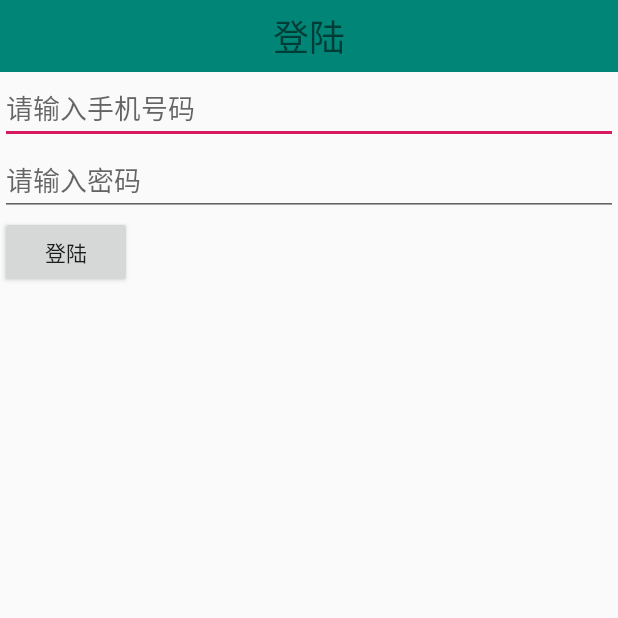
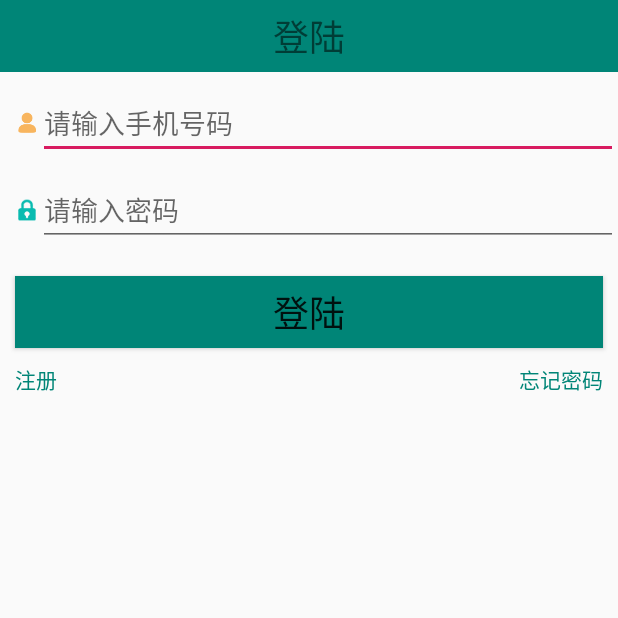
Before and after one commit to eeroom/zl.zhonglijia, an Android app: the screen it shows after launch (LoginActivity), on a phone screen of 412 x 824 dp, the top half of it. Run offline under Robolectric (Android 15) with nearby library versions, the phone set to English and light mode, and no system bars; libraries missing offline, so code that uses them is left out: com.alibaba.fastjson.

```diff
--- a/app/build.gradle
+++ b/app/build.gradle
@@ -32,5 +32,5 @@ dependencies {
     androidTestImplementation 'com.android.support.test:runner:1.0.2'
     androidTestImplementation 'com.android.support.test.espresso:espresso-core:3.0.2'
     implementation files('libs/ksoap2-android-assembly-3.2.0-jar-with-dependencies.jar')
-    implementation 'com.alibaba:fastjson:1.1.70.android'
+    implementation 'com.alibaba:fastjson:1.2.56'
 }
--- a/app/src/main/java/com/azeroth/bwl/HttpContent.java
+++ /dev/null
@@ -1,5 +0,0 @@
-package com.azeroth.bwl;
-
-public abstract class HttpContent {
-
-}
--- a/app/src/main/java/com/azeroth/bwl/SpKey.java
+++ /dev/null
@@ -1,5 +0,0 @@
-package com.azeroth.bwl;
-
-public class SpKey {
-    public  static String userInfo="userInfo";
-}
--- a/app/src/main/java/com/azeroth/bwl/SplashActivity.java
+++ b/app/src/main/java/com/azeroth/bwl/SplashActivity.java
@@ -6,6 +6,7 @@ import android.content.Intent;
 import android.content.SharedPreferences;
 import android.support.v7.app.AppCompatActivity;
 import android.os.Bundle;
+import android.view.animation.AlphaAnimation;
 import android.view.animation.Animation;
 import android.view.animation.RotateAnimation;
 import android.view.animation.ScaleAnimation;
@@ -18,11 +19,17 @@ public class SplashActivity extends BwActivity implements Animation.AnimationLis
         super.onCreate(savedInstanceState);
         setContentView(R.layout.activity_splash);
         LinearLayout layout= (LinearLayout)this.findViewById(R.id.layoutSplash);
-        RotateAnimation ra=new RotateAnimation(0f,360f,Animation.RELATIVE_TO_SELF,
-                0.5f,Animation.RELATIVE_TO_SELF,0.5f);
-        ra.setDuration(500);
-        layout.setAnimation(ra);
-        ra.setAnimationListener(this);
+        AlphaAnimation alAnimation=new AlphaAnimation(0,255);
+        alAnimation.setDuration(500);
+        alAnimation.setAnimationListener(this);
+        layout.setAnimation(alAnimation);
+
+//        RotateAnimation ra=new RotateAnimation(0f,360f,Animation.RELATIVE_TO_SELF,
+//                0.5f,Animation.RELATIVE_TO_SELF,0.5f);
+//        ra.setDuration(1000);
+//        ra.setAnimationListener(this);
+//        layout.setAnimation(ra);
+
     }
     @Override
    public   void onAnimationStart(Animation animation){
--- a/app/src/main/java/com/azeroth/bwl/StringContent.java
+++ /dev/null
@@ -1,5 +0,0 @@
-package com.azeroth.bwl;
-
-public class StringContent extends HttpContent {
-
-}
--- /dev/null
+++ b/app/src/main/java/com/azeroth/model/SpBucket.java
@@ -0,0 +1,11 @@
+package com.azeroth.model;
+
+public class SpBucket {
+    public  static class  Index{
+        public static String Login="Login";
+    }
+
+    public static class  Item{
+        public static String UserInfo="UserInfo";
+    }
+}
--- /dev/null
+++ b/app/src/main/java/com/azeroth/utility/API.java
@@ -0,0 +1,4 @@
+package com.azeroth.utility;
+
+public class API {
+}
--- a/app/src/main/java/com/azeroth/bwl/FunctionWrapper.java
+++ b/app/src/main/java/com/azeroth/utility/FunctionWrapper.java
@@ -1,6 +1,4 @@
-package com.azeroth.bwl;
-
-import android.view.View;
+package com.azeroth.utility;
 
 @FunctionalInterface
 public interface FunctionWrapper<T> {
--- a/app/src/main/java/com/azeroth/bwl/RunnableWithException.java
+++ b/app/src/main/java/com/azeroth/utility/RunnableWithException.java
@@ -1,4 +1,4 @@
-package com.azeroth.bwl;
+package com.azeroth.utility;
 
 public interface RunnableWithException {
     public void Run() throws  Exception;
--- a/app/src/main/res/layout/activity_login.xml
+++ b/app/src/main/res/layout/activity_login.xml
@@ -16,24 +16,80 @@
         android:paddingBottom="6dp"
         android:background="@color/colorPrimary"
          />
+
+    <RelativeLayout
+        android:layout_marginLeft="10dp"
+        android:layout_marginTop="10dp"
+        android:layout_width="wrap_content"
+        android:layout_height="wrap_content"
+        android:orientation="horizontal">
+        <ImageView
+            android:id="@+id/loginImgUsernameico"
+            android:layout_width="15dp"
+            android:layout_height="15dp"
+            android:layout_centerVertical="true"
+            android:src="@mipmap/login_usernameicon"
+            />
         <EditText
             android:id="@+id/loginTxtName"
-
+            android:layout_toRightOf="@+id/loginImgUsernameico"
             android:layout_width="match_parent"
             android:layout_height="wrap_content"
-    android:inputType="number"
             android:hint="请输入手机号码"
+            android:inputType="number" />
+    </RelativeLayout>
+    <RelativeLayout
+        android:layout_marginLeft="10dp"
+        android:layout_marginTop="10dp"
+        android:layout_width="match_parent"
+        android:layout_height="wrap_content">
+        <ImageView
+            android:id="@+id/loginImgPassword"
+            android:layout_width="15dp"
+            android:layout_height="15dp"
+            android:layout_centerVertical="true"
+            android:src="@mipmap/login_pwdicon"
             />
         <EditText
             android:id="@+id/loginTxtPassword"
             android:layout_width="match_parent"
             android:layout_height="wrap_content"
-        android:inputType="text"
+            android:layout_toRightOf="@+id/loginImgPassword"
+            android:inputType="textPassword"
             android:hint="请输入密码"
+
             />
+    </RelativeLayout>
+
     <Button
+        android:layout_marginLeft="10dp"
+        android:layout_marginRight="10dp"
+        android:layout_marginTop="20dp"
         android:id="@+id/loginBtnOk"
+        android:layout_width="match_parent"
+        android:layout_height="wrap_content"
+        android:textSize="24sp"
+        android:background="@color/colorPrimary"
+        android:text="登陆"/>
+    <RelativeLayout
+        android:layout_marginTop="10dp"
+        android:paddingLeft="10dp"
+        android:paddingRight="10dp"
+        android:layout_width="match_parent"
+        android:layout_height="wrap_content">
+        <TextView
             android:layout_width="wrap_content"
             android:layout_height="wrap_content"
-        android:text="登陆"/>
+            android:layout_alignParentLeft="true"
+            android:textColor="@color/colorPrimary"
+            android:text="注册"
+            />
+        <TextView
+            android:layout_width="wrap_content"
+            android:layout_height="wrap_content"
+            android:layout_alignParentRight="true"
+            android:textColor="@color/colorPrimary"
+            android:text="忘记密码"
+            />
+    </RelativeLayout>
 </LinearLayout>
```
Also changed, not shown: app/src/main/java/com/azeroth/bwl/API.java (deleted, +0 -297 lines), app/src/main/java/com/azeroth/bwl/BwActivity.java (+7 -6 lines), app/src/main/java/com/azeroth/bwl/HomeActivity.java (+5 -3 lines), app/src/main/java/com/azeroth/bwl/LoginActivity.java (+40 -31 lines), app/src/main/java/com/azeroth/bwl/RT.java (deleted, +0 -19 lines), app/src/main/java/com/azeroth/bwl/SoapRequestMessage.java (deleted, +0 -24 lines), app/src/main/java/com/azeroth/utility/HttpRequestMessage.java (renamed from app/src/main/java/com/azeroth/bwl/HttpRequestMessage.java, +5 -9 lines), app/src/main/java/com/azeroth/utility/RT.java (added, +65 -0 lines), app/src/main/java/com/azeroth/utility/SoapRequestMessage.java (added, +24 -0 lines). Lines whose indentation alone changed are shown as unchanged.
